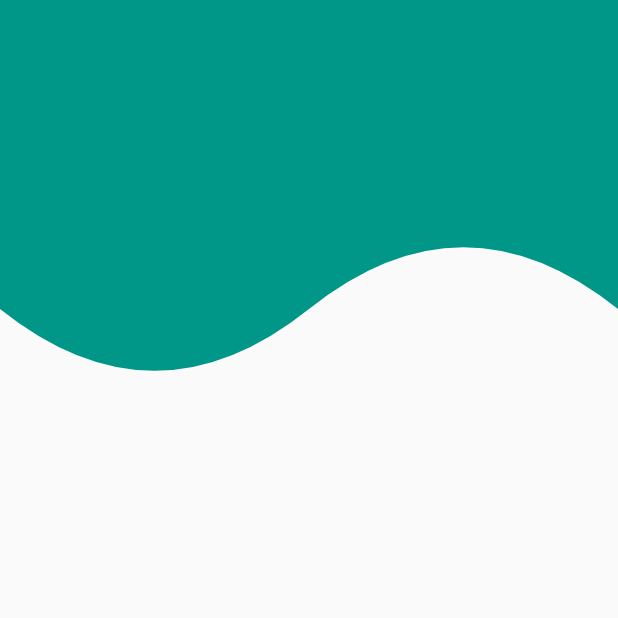
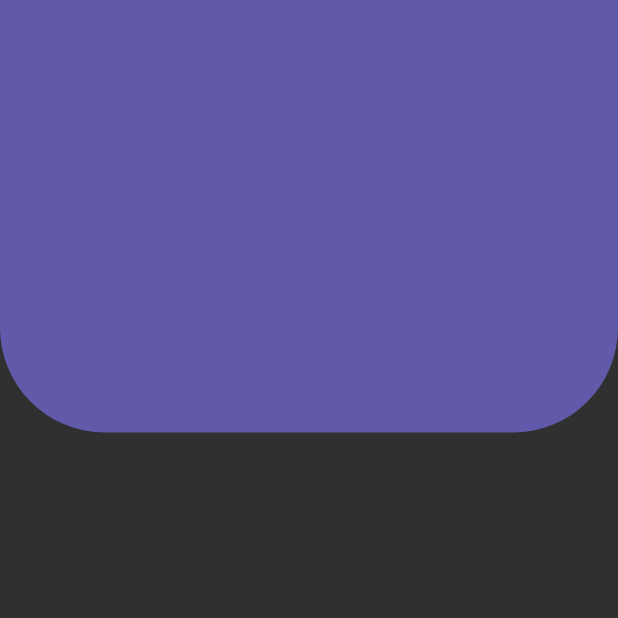
Before and after one commit to IdGalarzaSa/flutter-designs-and-animations, a Flutter app: the screen it shows after launch, on a phone screen of 412 x 824 dp, the top half of it. Run offline on Flutter 3.47's test engine with Material 2 defaults, Android fonts, the phone set to English and light mode, and no system bars.

Commit message:
Dark mode

```diff
--- a/lib/main.dart
+++ b/lib/main.dart
@@ -12,6 +12,7 @@ class MyApp extends StatelessWidget {
       routes: {
         HeaderPage.routeName: (BuildContext context) => HeaderPage(),
       },
+      theme: ThemeData.dark(),
     );
   }
 }
--- a/lib/pages/header_page.dart
+++ b/lib/pages/header_page.dart
@@ -8,7 +8,7 @@ class HeaderPage extends StatelessWidget {
   @override
   Widget build(BuildContext context) {
     return Scaffold(
-      body: WaveHeader(),
+      body: BoxHeaderWithRoundedEdges(),
     );
   }
 }
```
